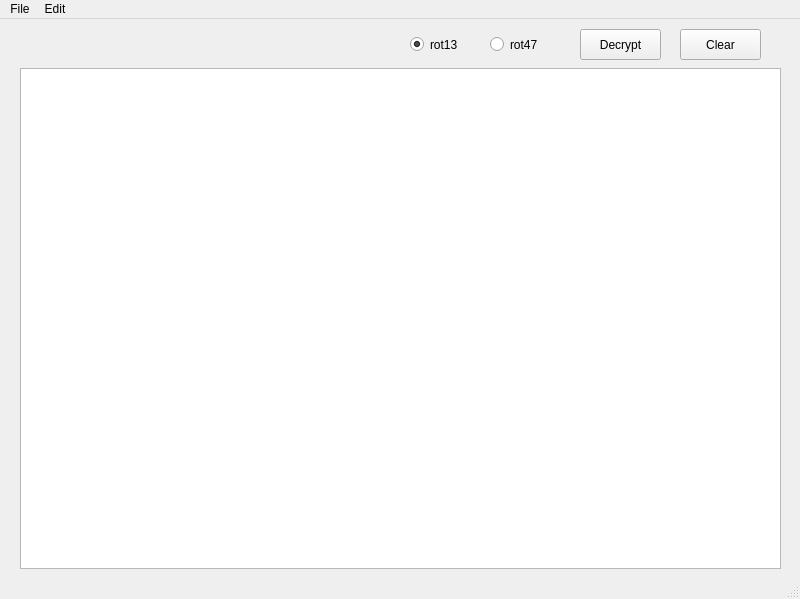
The window that rot13/rot13_gui.ui (soerenb/python-snippets) describes before a commit, drawn with Qt 5.
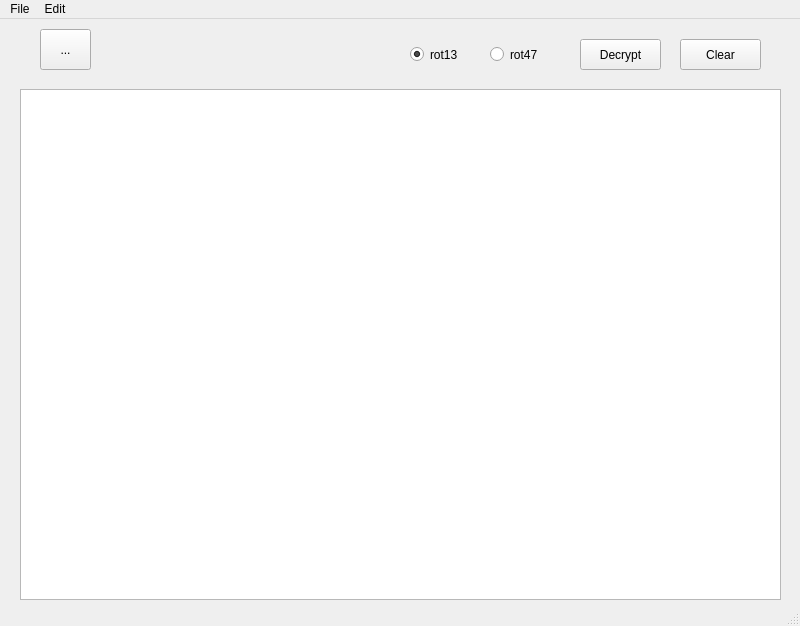
The same window after the commit. Icons and pictures are not drawn. Custom widgets are drawn as their Qt base class.

Commit message:
rot13: Add open from file functionality
Allow loading text input from a file.

```diff
--- a/rot13/rot13_gui.ui
+++ b/rot13/rot13_gui.ui
@@ -7,7 +7,7 @@
     <x>0</x>
     <y>0</y>
     <width>800</width>
-    <height>599</height>
+    <height>626</height>
    </rect>
   </property>
   <property name="windowTitle">
@@ -18,9 +18,9 @@
     <property name="geometry">
      <rect>
       <x>20</x>
-      <y>49</y>
+      <y>70</y>
       <width>761</width>
-      <height>501</height>
+      <height>511</height>
      </rect>
     </property>
    </widget>
@@ -28,7 +28,7 @@
     <property name="geometry">
      <rect>
       <x>580</x>
-      <y>10</y>
+      <y>20</y>
       <width>81</width>
       <height>31</height>
      </rect>
@@ -44,7 +44,7 @@
     <property name="geometry">
      <rect>
       <x>680</x>
-      <y>10</y>
+      <y>20</y>
       <width>81</width>
       <height>31</height>
      </rect>
@@ -60,7 +60,7 @@
     <property name="geometry">
      <rect>
       <x>490</x>
-      <y>10</y>
+      <y>20</y>
       <width>61</width>
       <height>31</height>
      </rect>
@@ -76,7 +76,7 @@
     <property name="geometry">
      <rect>
       <x>410</x>
-      <y>10</y>
+      <y>20</y>
       <width>61</width>
       <height>31</height>
      </rect>
@@ -91,6 +91,28 @@
      <bool>true</bool>
     </property>
    </widget>
+   <widget class="QToolButton" name="toolButtonOpenFile">
+    <property name="geometry">
+     <rect>
+      <x>40</x>
+      <y>10</y>
+      <width>51</width>
+      <height>41</height>
+     </rect>
+    </property>
+    <property name="text">
+     <string>...</string>
+    </property>
+    <property name="icon">
+     <iconset theme="document-open"/>
+    </property>
+    <property name="iconSize">
+     <size>
+      <width>32</width>
+      <height>32</height>
+     </size>
+    </property>
+   </widget>
   </widget>
   <widget class="QMenuBar" name="menubar">
    <property name="geometry">
```
Left out of the diff: 39 changed lines with no effect on the pictures. The commit also changes 1 other file.
